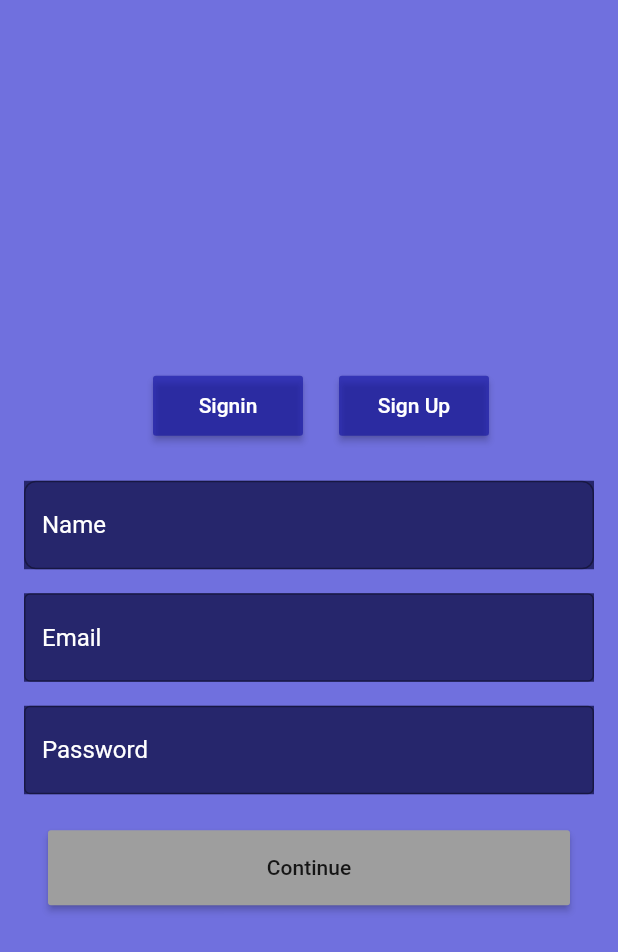
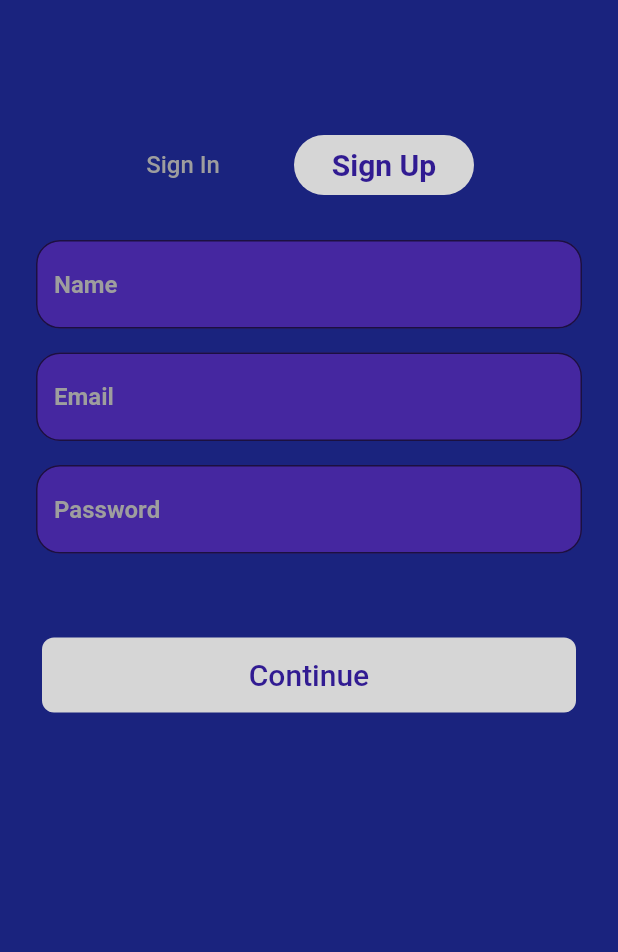
Before and after one commit to taduvai35/loginpage, a Flutter app: the screen it shows after launch, after a tap on "Sign Up", on a phone screen of 412 x 824 dp. Shown: the top 952 px of the screen. Run offline on Flutter 3.47's test engine with Material 2 defaults, Android fonts, the phone set to English and light mode, and no system bars; our stand-ins replace sqflite, toast; accounts and stored records are empty.

Commit message:
third commit

```diff
--- a/lib/main.dart
+++ b/lib/main.dart
@@ -1,6 +1,8 @@
 import 'package:flutter/material.dart';
+import 'package:splash_screen/const/color_const.dart' as prefix0;
 import './screens/homepage.dart';
 import 'dart:async';
+import 'const/color_const.dart';
 
 void main() {
   runApp(MaterialApp(
@@ -30,26 +32,33 @@ class _State extends State<MyApp> {
   @override
   Widget build(BuildContext context) {
     return Scaffold(
-      backgroundColor: Color.fromRGBO(32, 32, 200, 0.8),
-      body: Center(
-        child:
-        Column(
-          mainAxisAlignment: MainAxisAlignment.center,
-          children: <Widget>[
-            Text(
+      backgroundColor: Colors.indigo[900],
+      // backgroundColor:Colors.blue[900],
+      body: Column(
+        mainAxisAlignment: MainAxisAlignment.center,
+        children: <Widget>[
+          Container(
+            alignment: Alignment.center,
+            child: Text(
               'neon',
               style: TextStyle(
-                fontFamily: 'Schyler-Regular',
-                fontSize: 96, color: Colors.white),
+                  fontFamily: 'AlfaSlabOne',
+                  fontSize: 96,
+                  color: Colors.white,
+                  fontWeight: FontWeight.w100),
             ),
-             Text(
+          ),
+          SizedBox(
+
+          ),
+          Container(
+            alignment: Alignment.topCenter,
+            child: Text(
               'TRAVEL PARTNER',
-
-              style: TextStyle(
-                fontSize: 16, color: Colors.white),
+              style: TextStyle(fontSize: 16, color: Colors.white),
             ),
-          ],
-        ),
+          )
+        ],
       ),
     );
   }
--- a/lib/screens/homepage.dart
+++ b/lib/screens/homepage.dart
@@ -2,7 +2,7 @@ import 'package:flutter/material.dart';
 import 'package:splash_screen/screens/message.dart';
 import './register.dart';
 import 'package:splash_screen/database/dbHelper.dart';
-import 'package:sqflite/sqflite.dart';
+// import 'package:sqflite/sqflite.dart';
 import 'dart:async';
 import 'package:toast/toast.dart';
 
@@ -18,6 +18,7 @@ class _HomePageState extends State<HomePage> {
   @override
   Widget build(BuildContext context) {
     return Scaffold(
+      backgroundColor: Colors.white,
       body: Column(
         children: <Widget>[
           Container(
@@ -28,11 +29,18 @@ class _HomePageState extends State<HomePage> {
                 crossAxisAlignment: CrossAxisAlignment.start,
                 children: <Widget>[
                   Container(
-                    margin: EdgeInsets.only(left: 100),
+                    margin: EdgeInsets.only(left: 60),
+                    child: ButtonTheme(
+                      minWidth: 100,
+                      height: 35,
                       child: RaisedButton(
-                      shape: RoundedRectangleBorder(borderRadius: BorderRadius.circular(24)),
-                      child: Text('Sign in'),
-                      color: Colors.white,
+                        shape: RoundedRectangleBorder(
+                            borderRadius: BorderRadius.circular(24)),
+                        child: Text(
+                          'Sign in',
+                          style: TextStyle(fontSize: 20, color: Colors.white),
+                        ),
+                        color: Colors.deepPurple[900],
                         onPressed: () {
                           Navigator.push(
                             context,
@@ -41,12 +49,23 @@ class _HomePageState extends State<HomePage> {
                         },
                       ),
                     ),
+                  ),
                   Container(
                     margin: EdgeInsets.only(left: 24),
+                    child: ButtonTheme(
+                      minWidth: 120,
+                      buttonColor: Colors.white,
                       child: RaisedButton(
-                       shape: RoundedRectangleBorder(borderRadius: BorderRadius.circular(24)),
-                      child: Text('Sign Up'),
-                      color: Colors.white,
+                        elevation: 0,
+                        shape: RoundedRectangleBorder(
+                            borderRadius: BorderRadius.circular(24)),
+                        child: Text(
+                          'Sign Up',
+                          style: TextStyle(
+                            color: Colors.deepPurple[900],
+                            fontSize: 20,
+                          ),
+                        ),
                         onPressed: () {
                           Navigator.push(
                             context,
@@ -56,51 +75,84 @@ class _HomePageState extends State<HomePage> {
                         },
                       ),
                     ),
+                  ),
                 ]),
           ),
           Container(
             margin: EdgeInsets.only(top: 16),
             width: double.infinity,
-            height: 400,
+            height: 300,
             child: Column(
               children: <Widget>[
                 Container(
                   width: double.infinity,
-                  margin: EdgeInsets.only(top: 24, left: 16, right: 16),
+                  height: 70,
+                  padding: EdgeInsets.only(left: 16, top: 16),
+                  margin: EdgeInsets.only(top: 24, left: 8, right: 22),
                   child: TextField(
                     controller: loginEmail,
                     decoration: InputDecoration(
-                        border: OutlineInputBorder(), hintText: 'Email'),
+                        fillColor: Colors.grey[200],
+                        filled: true,
+                        border: OutlineInputBorder(
+                          borderSide:
+                              BorderSide(color: Colors.grey[200], width: 5),
+                          borderRadius:
+                              BorderRadius.all(const Radius.circular(10)),
+                        ),
+                        hintStyle: TextStyle(
+                            color: Colors.deepPurple[900],
+                            fontWeight: FontWeight.bold,
+                            fontSize: 16),
+                        hintText: 'Email'),
                   ),
                 ),
                 Container(
                   width: double.infinity,
-                  margin: EdgeInsets.only(top: 24, left: 16, right: 16),
+                  height: 70,
+                  padding: EdgeInsets.only(left: 16, top: 16),
+                  margin: EdgeInsets.only(left: 8, right: 22),
                   child: TextField(
                     controller: loginPassword,
-
-                    obscureText: true,
-
                     decoration: InputDecoration(
-
-                        border: OutlineInputBorder(),
+                        fillColor: Colors.grey[200],
+                        filled: true,
+                        border: OutlineInputBorder(
+                          borderSide:
+                              BorderSide(color: Colors.grey[200], width: 5),
+                          borderRadius:
+                              BorderRadius.all(const Radius.circular(10)),
+                        ),
+                        hintStyle: TextStyle(
+                            color: Colors.deepPurple[900],
+                            fontWeight: FontWeight.bold),
                         hintText: 'Password'),
                   ),
                 ),
                 Container(
                   margin: EdgeInsets.only(top: 32),
-                  child: Text('Forgot Your Password'),
+                  child: Text(
+                    'Forgot Your Password ?',
+                    style: TextStyle(color: Colors.grey[500]),
+                  ),
                 ),
                 Container(
                   width: double.infinity,
                   height: 50,
                   decoration:
-                      BoxDecoration(borderRadius: BorderRadius.circular(28)),
-                  margin: EdgeInsets.only(top: 16, left: 16, right: 16),
+                      BoxDecoration(borderRadius: BorderRadius.circular(50)),
+                  margin: EdgeInsets.only(top: 16, left: 24, right: 24),
                   child: RaisedButton(
-                    child: Text('Continue'),
+                    elevation: 0,
+                    child: Text(
+                      'Continue',
+                      style:
+                          TextStyle(fontSize: 20, fontWeight: FontWeight.bold),
+                    ),
                     textColor: Colors.white,
-                    color: Colors.lightBlue,
+                    shape: RoundedRectangleBorder(
+                        borderRadius: BorderRadius.circular(8)),
+                    color: Colors.deepPurple[900],
                     onPressed: () {
                       validation();
                     },
--- a/lib/screens/register.dart
+++ b/lib/screens/register.dart
@@ -1,9 +1,10 @@
 import 'package:flutter/material.dart';
 import 'package:splash_screen/database/dbHelper.dart';
 import 'package:splash_screen/models/UserModal.dart';
-import 'package:sqflite/sqflite.dart';
+import 'package:splash_screen/screens/message.dart';
+// import 'package:sqflite/sqflite.dart';
 import 'package:splash_screen/screens/homepage.dart';
-import 'package:toast/toast.dart';
+// import 'package:toast/toast.dart';
 
 void main() {
   runApp(RegisterPage());
@@ -22,13 +23,16 @@ class _State extends State<RegisterPage> {
   @override
   Widget build(BuildContext context) {
     return Scaffold(
-      backgroundColor: Color.fromRGBO(16, 16, 200, 0.6),
+      backgroundColor: Colors.indigo[900],
       body: Column(
-        mainAxisAlignment: MainAxisAlignment.center,
+        mainAxisAlignment: MainAxisAlignment.start,
         children: <Widget>[
+          SizedBox(
+            height: 60,
+          ),
           Container(
             height: 100,
-            margin: EdgeInsets.only(left: 16),
+            margin: EdgeInsets.only(right: 24),
             child: Row(
               mainAxisAlignment: MainAxisAlignment.center,
               children: <Widget>[
@@ -37,10 +41,13 @@ class _State extends State<RegisterPage> {
                     height: 40,
                     minWidth: 100,
                     child: RaisedButton(
-                      color: Color.fromRGBO(16, 16, 160, 0.6),
+                      elevation: 0,
+                      shape: RoundedRectangleBorder(
+                          borderRadius: BorderRadius.circular(24)),
+                      color: Colors.indigo[900],
                       child: Text(
-                        'Signin',
-                        style: TextStyle(color: Colors.white),
+                        'Sign In',
+                        style: TextStyle(fontSize: 16, color: Colors.grey),
                       ),
                       onPressed: () {
                         Navigator.push(
@@ -55,14 +62,23 @@ class _State extends State<RegisterPage> {
                   margin: EdgeInsets.only(left: 24),
                   child: ButtonTheme(
                     height: 40,
-                    minWidth: 100,
+                    minWidth: 120,
                     child: RaisedButton(
-                      color: Color.fromRGBO(16, 16, 160, 0.6),
+                      elevation: 0,
+                      shape: RoundedRectangleBorder(
+                          borderRadius: BorderRadius.circular(24)),
+                      color: Colors.grey[350],
                       child: Text(
                         'Sign Up',
-                        style: TextStyle(color: Colors.white),
+                        style: TextStyle(
+                            fontSize: 20,
+                            fontWeight: FontWeight.bold,
+                            color: Colors.deepPurple[900]),
                       ),
-                      onPressed: () {},
+                      onPressed: () {
+                        Navigator.of(context).push(
+                            MaterialPageRoute(builder: (context) => Message()));
+                      },
                     ),
                   ),
                 )
@@ -71,46 +87,56 @@ class _State extends State<RegisterPage> {
           ),
           Container(
             width: double.infinity,
-            margin: EdgeInsets.only(left: 16, right: 16),
-           color: Color.fromRGBO(20, 20, 80, 0.8),
+            margin: EdgeInsets.only(left: 24, right: 24),
             child: TextField(
               controller: nameController,
-              style: TextStyle(color: Colors.white),
+              style: TextStyle(color: Colors.grey),
               keyboardType: TextInputType.text,
               decoration: InputDecoration(
+                  fillColor: Colors.deepPurple[800],
+                  filled: true,
                   border: OutlineInputBorder(
-                    borderRadius: BorderRadius.circular(8),
+                    borderRadius: BorderRadius.circular(16),
                   ),
-                  hintStyle: TextStyle(color: Colors.white),
+                  hintStyle: TextStyle(
+                      color: Colors.grey, fontWeight: FontWeight.bold),
                   hintText: 'Name'),
             ),
           ),
           Container(
-           color: Color.fromRGBO(20, 20, 80, 0.8),
-            margin: EdgeInsets.only(left: 16, right: 16, top: 16),
+            margin: EdgeInsets.only(left: 24, right: 24, top: 16),
             width: double.infinity,
             child: TextField(
               controller: emailController,
               keyboardType: TextInputType.text,
-              style: TextStyle(color: Colors.white),
+              style: TextStyle(color: Colors.grey),
               decoration: InputDecoration(
-                  border: OutlineInputBorder(),
-                  hintStyle: TextStyle(color: Colors.white),
+                  fillColor: Colors.deepPurple[800],
+                  filled: true,
+                  border: OutlineInputBorder(
+                    borderRadius: BorderRadius.circular(16),
+                  ),
+                  hintStyle: TextStyle(
+                      color: Colors.grey, fontWeight: FontWeight.bold),
                   hintText: 'Email'),
             ),
           ),
           Container(
-            color: Color.fromRGBO(20, 20, 80, 0.8),
-            margin: EdgeInsets.only(left: 16, right: 16, top: 16),
+            margin: EdgeInsets.only(left: 24, right: 24, top: 16),
             width: double.infinity,
             child: TextField(
               controller: passController,
               obscureText: true,
               keyboardType: TextInputType.text,
-              style: TextStyle(color: Colors.white),
+              style: TextStyle(color: Colors.grey),
               decoration: InputDecoration(
-                  border: OutlineInputBorder(),
-                  hintStyle: TextStyle(color: Colors.white),
+                  fillColor: Colors.deepPurple[800],
+                  filled: true,
+                  border: OutlineInputBorder(
+                    borderRadius: BorderRadius.circular(16),
+                  ),
+                  hintStyle: TextStyle(
+                      color: Colors.grey, fontWeight: FontWeight.bold),
                   hintText: 'Password'),
             ),
           ),
@@ -120,26 +146,34 @@ class _State extends State<RegisterPage> {
           //   margin: EdgeInsets.only(left: 16, right: 16, top: 32),
 
           Container(
-            margin: EdgeInsets.only(top: 24),
+            margin: EdgeInsets.only(top: 56, left: 28, right: 28),
             child: ButtonTheme(
-              minWidth: 348,
+              minWidth: double.infinity,
               height: 50,
-              buttonColor: Colors.grey,
+              buttonColor: Colors.grey[350],
               child: RaisedButton(
-                child: Text('Continue'),
+                elevation: 0,
+                shape: RoundedRectangleBorder(
+                    borderRadius: BorderRadius.circular(8)),
+                child: Text(
+                  'Continue',
+                  style: TextStyle(fontSize: 20, color: Colors.deepPurple[900]),
+                ),
                 onPressed: () {
                   var s1 = nameController.text;
                   var s2 = emailController.text;
                   var s3 = passController.text;
 
                   db.insert(new User(s1, s2, s3).toMap()).then((id) async {
-                    if (id > 0) {
-                      Toast.show("Data Inserted Successful", context,
-                          duration: Toast.LENGTH_SHORT, gravity: Toast.BOTTOM);
-                    } else {
-                      Toast.show("Insertion Failed", context,
-                          duration: Toast.LENGTH_SHORT, gravity: Toast.BOTTOM);
-                    }
+                    // if (id > 0)
+                    //  {
+                    //   Toast.show("Data Inserted Successful", context,
+                    //       duration: Toast.LENGTH_SHORT, gravity: Toast.BOTTOM);
+                    // } else
+                    //  {
+                    //   Toast.show("Insertion Failed", context,
+                    //       duration: Toast.LENGTH_SHORT, gravity: Toast.BOTTOM);
+                    // }
                   });
                 },
               ),
```
Also changed, not shown: lib/const/color_const.dart (added, +7 -0 lines), lib/screens/message.dart (+46 -25 lines), pubspec.yaml (+7 -11 lines), fonts/AlfaSlabOne-Regular.ttf (added), fonts/LuckiestGuy-Regular.ttf (added). Lines whose indentation alone changed are shown as unchanged.
